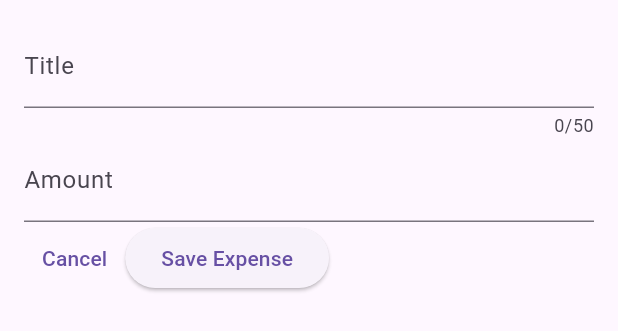
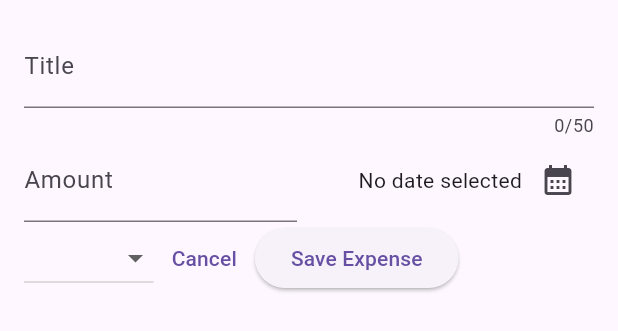
Before and after one commit to Emmanuel246/expense_tracker, a Flutter app: the NewExpense widget shown alone on an empty page, opened directly, on a phone screen of 412 x 824 dp. Shown: the top 331 px of the screen. Run offline on Flutter 3.47's test engine with Material 3 defaults, Android fonts, the phone set to English and light mode, and no system bars.

```diff
--- a/lib/widgets/new_expense.dart
+++ b/lib/widgets/new_expense.dart
@@ -1,4 +1,5 @@
 import 'package:flutter/material.dart';
+import 'package:expense_tracker/models/expense.dart';
 
 class NewExpense extends StatefulWidget {
   const NewExpense({super.key});
@@ -10,6 +11,17 @@ class NewExpense extends StatefulWidget {
 class _NewExpenseState extends State<NewExpense> {
   final _titleController = TextEditingController();
   final _amountController = TextEditingController();
+  DateTime? _selectedDate;
+
+  void _presentDatePicker() async {
+    final now = DateTime.now();
+    final firstDate = DateTime(now.year - 1, now.month, now.day);
+    final pickedDate = await showDatePicker(
+        context: context, firstDate: firstDate, lastDate: now);
+    setState(() {
+      _selectedDate = pickedDate;
+    });
+  }
 
   @override
   void dispose() {
@@ -32,7 +44,10 @@ class _NewExpenseState extends State<NewExpense> {
               label: Text("Title"),
             ),
           ),
-          TextField(
+          Row(
+            children: [
+              Expanded(
+                child: TextField(
                   controller: _amountController,
                   keyboardType: TextInputType.number,
                   decoration: const InputDecoration(
@@ -40,8 +55,37 @@ class _NewExpenseState extends State<NewExpense> {
                     label: Text("Amount"),
                   ),
                 ),
+              ),
+              const SizedBox(
+                width: 16,
+              ),
+              Expanded(
+                  child: Row(
+                mainAxisAlignment: MainAxisAlignment.end,
+                crossAxisAlignment: CrossAxisAlignment.center,
+                children: [
+                  Text(_selectedDate == null
+                      ? "No date selected"
+                      : formatter.format(_selectedDate!)),
+                  IconButton(
+                      onPressed: _presentDatePicker,
+                      icon: const Icon(Icons.calendar_month)),
+                ],
+              ))
+            ],
+          ),
           Row(
             children: [
+              DropdownButton(
+                  items: Category.values
+                      .map((category) => DropdownMenuItem(
+                            value: category,
+                            child: Text(category.name.toUpperCase()),
+                          ))
+                      .toList(),
+                  onChanged: (value) {
+                    print(value);
+                  }),
               TextButton(
                   onPressed: () {
                     Navigator.pop(context);
```
Lines whose indentation alone changed are shown as unchanged.
